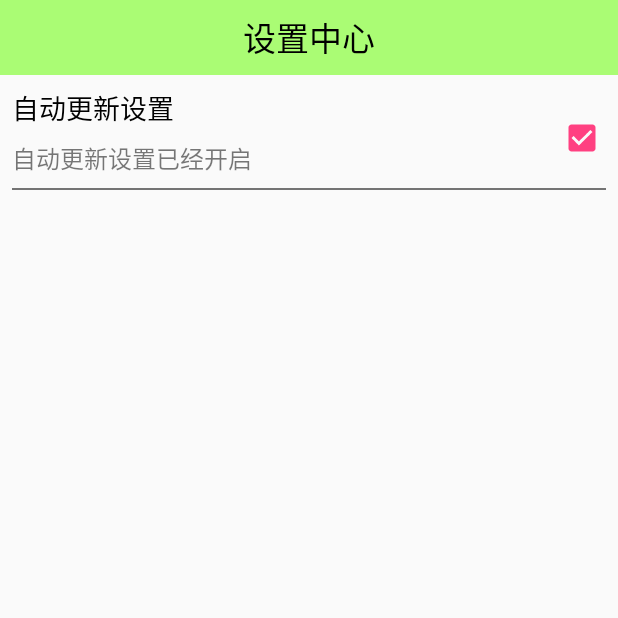
After one commit to ningbaoqi/MobileGuardianAPP, an Android app: the SettingsActivity screen opened directly, with no data from a screen before it, on a phone screen of 412 x 824 dp, the top half of it. The commit adds this screen. Run offline under Robolectric (Android 15) with nearby library versions, the phone set to English and light mode, and no system bars.

Commit message:
设置中心设计包含自定义属性

```diff
--- a/app/src/main/AndroidManifest.xml
+++ b/app/src/main/AndroidManifest.xml
@@ -18,7 +18,7 @@
             </intent-filter>
         </activity>
         <activity android:name=".home.activity.HomeActivity"/>
-
+        <activity android:name=".settings.activity.SettingsActivity"/>
 
         <provider
             android:name="android.support.v4.content.FileProvider"
--- a/app/src/main/java/ningbaoqi/com/mobileguardianapp/home/activity/HomeActivity.java
+++ b/app/src/main/java/ningbaoqi/com/mobileguardianapp/home/activity/HomeActivity.java
@@ -1,6 +1,7 @@
 package ningbaoqi.com.mobileguardianapp.home.activity;
 
 import android.app.AlertDialog;
+import android.content.Intent;
 import android.content.SharedPreferences;
 import android.content.res.TypedArray;
 import android.os.Bundle;
@@ -19,6 +20,7 @@ import android.widget.TextView;
 import android.widget.Toast;
 
 import ningbaoqi.com.mobileguardianapp.R;
+import ningbaoqi.com.mobileguardianapp.settings.activity.SettingsActivity;
 import ningbaoqi.com.mobileguardianapp.utils.MD5Utils;
 import ningbaoqi.com.mobileguardianapp.utils.SharedPreferenceItemConfig;
 
@@ -57,7 +59,7 @@ public class HomeActivity extends AppCompatActivity {
                         showPassworDialog();
                         break;
                     case SETTING_CENTER:
-//                        startActivity(new Intent(HomeActivity.this, SettingsActivity.class));
+                        startActivity(new Intent(HomeActivity.this, SettingsActivity.class));
                         break;
                     default:
                         break;
--- /dev/null
+++ b/app/src/main/java/ningbaoqi/com/mobileguardianapp/settings/activity/SettingsActivity.java
@@ -0,0 +1,39 @@
+package ningbaoqi.com.mobileguardianapp.settings.activity;
+
+import android.content.SharedPreferences;
+import android.os.Bundle;
+import android.support.annotation.Nullable;
+import android.support.v7.app.AppCompatActivity;
+import android.view.View;
+
+import ningbaoqi.com.mobileguardianapp.R;
+import ningbaoqi.com.mobileguardianapp.settings.view.SettingItemView;
+import ningbaoqi.com.mobileguardianapp.utils.SharedPreferenceItemConfig;
+
+/**
+ * Created by ningbaoqi on 18-4-21.
+ */
+
+public class SettingsActivity extends AppCompatActivity {
+    @Override
+    public void onCreate(@Nullable Bundle savedInstanceState) {
+        super.onCreate(savedInstanceState);
+        setContentView(R.layout.settings_layout);
+        final SharedPreferences sharedPreferences = getSharedPreferences(SharedPreferenceItemConfig.SharedPreferenceFileName, MODE_PRIVATE);
+        final SettingItemView sivUpdate = (SettingItemView) findViewById(R.id.sivupdate);
+        boolean isAuto = sharedPreferences.getBoolean(SharedPreferenceItemConfig.SharedPreferenceAutoUpdate , true);
+        sivUpdate.setChecked(isAuto);
+        sivUpdate.setOnClickListener(new View.OnClickListener() {
+            @Override
+            public void onClick(View v) {
+                if (sivUpdate.isChecked()) {
+                    sivUpdate.setChecked(false);
+                    sharedPreferences.edit().putBoolean(SharedPreferenceItemConfig.SharedPreferenceAutoUpdate, false).commit();
+                } else {
+                    sivUpdate.setChecked(true);
+                    sharedPreferences.edit().putBoolean(SharedPreferenceItemConfig.SharedPreferenceAutoUpdate, true).commit();
+                }
+            }
+        });
+    }
+}
--- /dev/null
+++ b/app/src/main/java/ningbaoqi/com/mobileguardianapp/settings/view/SettingItemView.java
@@ -0,0 +1,79 @@
+package ningbaoqi.com.mobileguardianapp.settings.view;
+
+import android.content.Context;
+import android.content.res.TypedArray;
+import android.util.AttributeSet;
+import android.view.View;
+import android.widget.CheckBox;
+import android.widget.RelativeLayout;
+import android.widget.TextView;
+
+import ningbaoqi.com.mobileguardianapp.R;
+
+/**
+ * Created by ningbaoqi on 18-4-21.
+ */
+
+public class SettingItemView extends RelativeLayout {
+    private String mTitle;
+    private String mDescOn;
+    private String mDescOff;
+    private TextView settingTitle;
+    private TextView settingDesc;
+    private CheckBox checkBox;
+
+    public SettingItemView(Context context) {
+        super(context);
+        initView();
+    }
+
+    public SettingItemView(Context context, AttributeSet attrs) {
+        super(context, attrs);
+        /**
+         * 根据属性名称，获取自定义属性的值
+         * */
+        TypedArray typedArray = context.obtainStyledAttributes(attrs , R.styleable.SettingItemView);
+        mTitle = typedArray.getString(R.styleable.SettingItemView_title);
+        mDescOn = typedArray.getString(R.styleable.SettingItemView_desc_on);
+        mDescOff = typedArray.getString(R.styleable.SettingItemView_desc_off);
+        typedArray.recycle();
+        initView();
+    }
+
+    public SettingItemView(Context context, AttributeSet attrs, int defStyleAttr) {
+        super(context, attrs, defStyleAttr);
+        initView();
+    }
+
+    private void initView() {
+        /**
+         * 解析setting_item布局，并且将该布局设置父布局
+         * */
+        View.inflate(getContext(), R.layout.settings_item, this);
+        settingTitle = findViewById(R.id.setting_title);
+        settingDesc = findViewById(R.id.setting_desc);
+        checkBox = findViewById(R.id.cb_status);
+        setSettingTitle(mTitle);
+    }
+
+    public void setSettingTitle(String title) {
+        settingTitle.setText(title);
+    }
+
+    public void setSettingDesc(String desc) {
+        settingDesc.setText(desc);
+    }
+
+    public boolean isChecked(){
+        return checkBox.isChecked();
+    }
+
+    public void setChecked(boolean checked) {
+        checkBox.setChecked(checked);
+        if (checked) {
+            setSettingDesc(mDescOn);
+        } else {
+            setSettingDesc(mDescOff);
+        }
+    }
+}
--- /dev/null
+++ b/app/src/main/res/layout/settings_item.xml
@@ -0,0 +1,42 @@
+<?xml version="1.0" encoding="utf-8"?>
+<RelativeLayout
+    xmlns:android="http://schemas.android.com/apk/res/android"
+    android:layout_width="match_parent"
+    android:layout_height="wrap_content"
+    android:padding="@dimen/focused_text_margin"
+    >
+    <TextView
+        android:id="@+id/setting_title"
+        android:layout_width="wrap_content"
+        android:layout_height="wrap_content"
+        android:text="@string/auto_update_setting"
+        android:textColor="@color/black"
+        android:textSize="@dimen/splash_app_version_size"
+        />
+    <TextView
+        android:id="@+id/setting_desc"
+        android:layout_width="wrap_content"
+        android:layout_height="wrap_content"
+        android:layout_below="@id/setting_title"
+        android:textColor="@color/gray"
+        android:layout_marginTop="@dimen/focused_text_margin"
+        android:textSize="@dimen/settings_content_size"
+        />
+    <CheckBox
+        android:id="@+id/cb_status"
+        android:layout_width="wrap_content"
+        android:layout_height="wrap_content"
+        android:layout_alignParentRight="true"
+        android:layout_centerVertical="true"
+        android:clickable="false"
+        android:focusable="false"
+        android:focusableInTouchMode="false"
+        />
+    <View
+        android:layout_width="match_parent"
+        android:layout_height="@dimen/line"
+        android:layout_marginTop="@dimen/focused_text_margin"
+        android:layout_below="@id/setting_desc"
+        android:background="@color/gray"
+        />
+</RelativeLayout>
--- /dev/null
+++ b/app/src/main/res/layout/settings_layout.xml
@@ -0,0 +1,22 @@
+<?xml version="1.0" encoding="utf-8"?>
+<LinearLayout
+    xmlns:android="http://schemas.android.com/apk/res/android"
+    xmlns:ningbaoqi="http://schemas.android.com/apk/res/ningbaoqi.com.mobileguardianapp"
+    android:layout_width="match_parent"
+    android:layout_height="match_parent"
+    android:orientation="vertical">
+
+    <TextView
+        style="@style/TitleStyle"
+        android:text="@string/home_array_item9"
+        />
+    <ningbaoqi.com.mobileguardianapp.settings.view.SettingItemView
+        android:id="@+id/sivupdate"
+        android:layout_width="match_parent"
+        android:layout_height="wrap_content"
+        ningbaoqi:title="@string/auto_update_setting"
+        ningbaoqi:desc_on="@string/auto_update_setting_on"
+        ningbaoqi:desc_off="@string/auto_update_setting_off"
+        >
+    </ningbaoqi.com.mobileguardianapp.settings.view.SettingItemView>
+</LinearLayout>
--- /dev/null
+++ b/app/src/main/res/values/attrs.xml
@@ -0,0 +1,9 @@
+<?xml version="1.0" encoding="utf-8"?>
+<!--自定义属性  resources的子元素有 attr子元素：定义一个属性 ； declare-styleable子元素：定义一个styleable对象，每个styleable对象就是一组attr属性的集合-->
+<resources>
+    <declare-styleable name="SettingItemView">
+        <attr name="title" format="string"/>
+        <attr name="desc_on" format="string"/>
+        <attr name="desc_off" format="string"/>
+    </declare-styleable>
+</resources>
--- a/app/src/main/res/values/colors.xml
+++ b/app/src/main/res/values/colors.xml
@@ -8,4 +8,5 @@
     <color name="home_title_background">#8866ff00</color>
     <color name="white">#ffffff</color>
     <color name="fen">#66ff6600</color>
+    <color name="gray">#8000</color>
 </resources>
--- a/app/src/main/res/values/dimens.xml
+++ b/app/src/main/res/values/dimens.xml
@@ -7,4 +7,6 @@
     <dimen name="home_title_textsize">22sp</dimen>
     <dimen name="focused_text_margin">8dp</dimen>
     <dimen name="gridview_vertical_space">30dp</dimen>
+    <dimen name="settings_content_size">16sp</dimen>
+    <dimen name="line">1dp</dimen>
 </resources>
--- a/app/src/main/res/values/strings.xml
+++ b/app/src/main/res/values/strings.xml
@@ -18,4 +18,7 @@
     <string name="yes">确定</string>
     <string name="cancel">取消</string>
     <string name="please_input_password_again">请再次输入密码</string>
+    <string name="auto_update_setting">自动更新设置</string>
+    <string name="auto_update_setting_on">自动更新设置已经开启</string>
+    <string name="auto_update_setting_off">自动更新已关闭</string>
 </resources>
```
